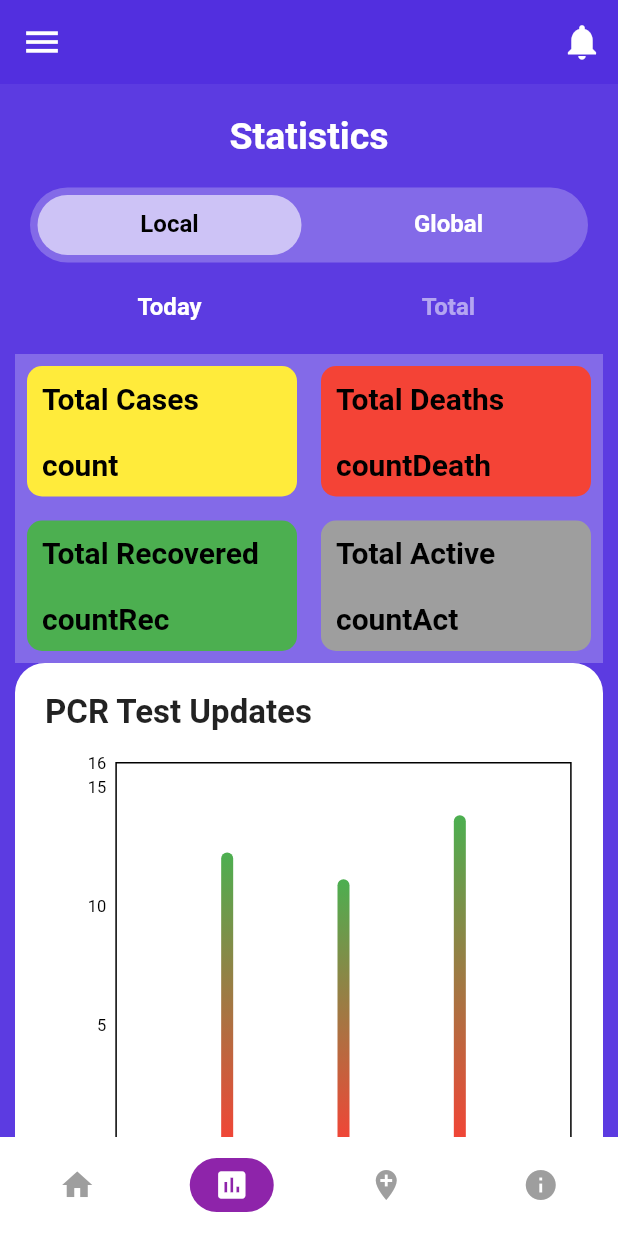
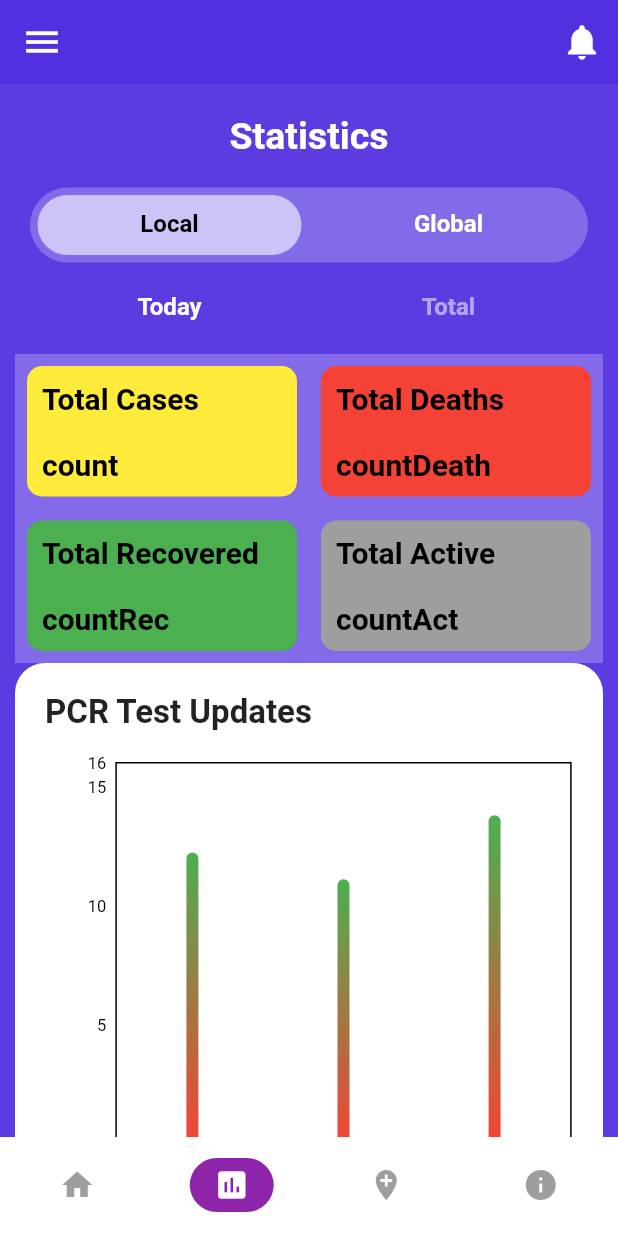
Before and after one commit to sachin96Boy/DailyHealthApp, a Flutter app: the screen it shows after launch, item 2 of the bottom bar chosen, on a phone screen of 412 x 824 dp. Run offline on Flutter 3.47's test engine with Material 2 defaults, Android fonts, the light colour scheme and no system bars; drawn by our look-alikes of fl_chart; our stand-ins replace bubble_tab_indicator, geolocator, google_maps_flutter; network calls fail.

Commit message:
feat: add overall ux- funtionality

```diff
--- a/lib/screens/covidBarChart.dart
+++ b/lib/screens/covidBarChart.dart
@@ -42,8 +42,10 @@ class _CovidBarChartState extends State<CovidBarChart> {
           ),
           Container(
             width: MediaQuery.of(context).size.width * 0.85,
+            height: MediaQuery.of(context).size.height * 0.35,
             child: BarChart(
               BarChartData(
+                alignment: BarChartAlignment.spaceAround,
                 maxY: 16.0,
                 barTouchData: BarTouchData(enabled: false),
                 titlesData: FlTitlesData(
--- a/lib/screens/status_Screen.dart
+++ b/lib/screens/status_Screen.dart
@@ -1,4 +1,5 @@
 import 'package:Health_app/data/covidData.dart';
+import 'package:Health_app/data/data.dart';
 import 'package:Health_app/screens/covidBarChart.dart';
 import 'package:bubble_tab_indicator/bubble_tab_indicator.dart';
 import 'package:flutter/material.dart';
@@ -43,7 +44,7 @@ class _StatusScreenState extends State<StatusScreen> {
             padding: const EdgeInsets.symmetric(horizontal: 10.0),
             sliver: SliverToBoxAdapter(
               child: CovidBarChart(
-                covidCases: [20.0, 25.5],
+                covidCases: covidDailyCases,
               ),
             ),
           ),
--- a/pubspec.yaml
+++ b/pubspec.yaml
@@ -26,12 +26,12 @@ dependencies:
     sdk: flutter
 
   bubble_tab_indicator: "^0.1.4"
-  fl_chart: ^0.12.0
+  fl_chart: ^0.36.2
 
 
   # The following adds the Cupertino Icons font to your application.
   # Use with the CupertinoIcons class for iOS style icons.
-  cupertino_icons: ^0.1.3
+  cupertino_icons: ^1.0.3
   provider: ^5.0.0
   google_maps_flutter: ^2.0.5
   geolocator: ^7.0.3
```
Also changed, not shown: pubspec.lock.
